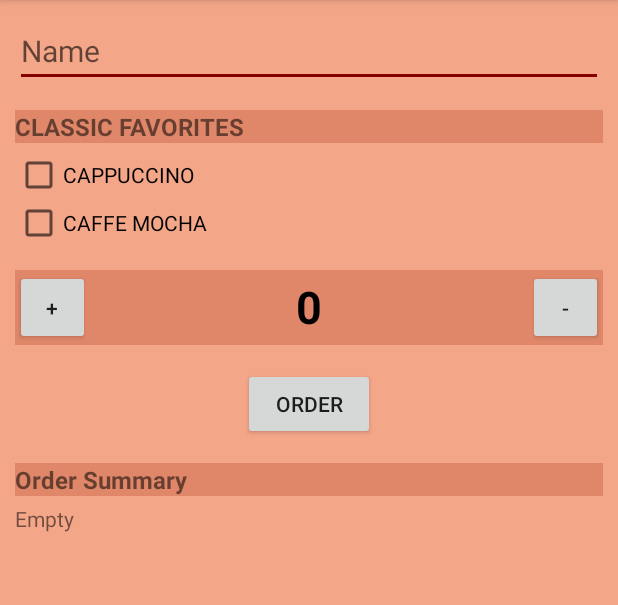
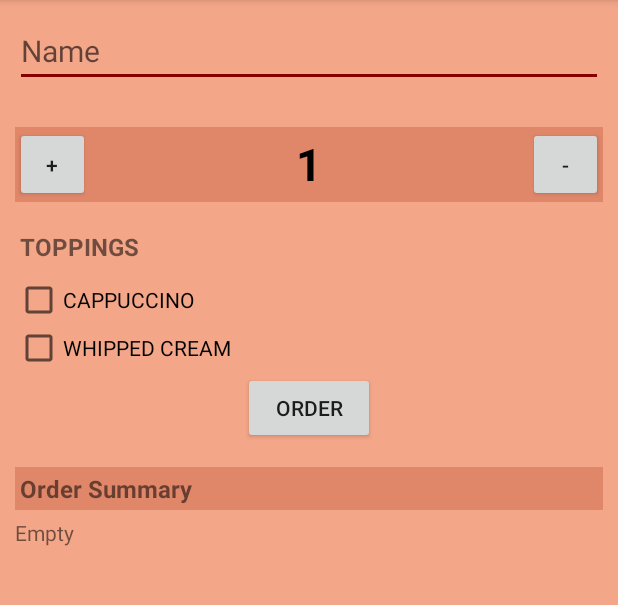
Before and after one commit to adityagalande/android-coffeeOrder, an Android app: the screen it shows after launch (MainActivity), on a phone screen of 412 x 824 dp, the part 84-689 px from its top. Run offline under Robolectric (Android 15) with nearby library versions, the phone set to English and light mode, and no system bars.

Commit message:
activity_main.xml

```diff
--- a/app/src/main/res/layout/activity_main.xml
+++ b/app/src/main/res/layout/activity_main.xml
@@ -10,6 +10,7 @@
     <ScrollView
         android:layout_width="match_parent"
         android:layout_height="match_parent"
+        android:orientation="vertical"
         app:layout_constraintBottom_toBottomOf="parent"
         app:layout_constraintEnd_toEndOf="parent"
         app:layout_constraintStart_toStartOf="parent"
@@ -35,36 +36,11 @@
                 android:inputType="textCapWords"
                 android:textSize="20sp" />
 
-            <TextView
-                android:layout_width="match_parent"
-                android:layout_height="wrap_content"
-                android:layout_marginBottom="5dp"
-                android:background="#e0876a"
-                android:text="@string/classic_favorites"
-                android:textAllCaps="true"
-                android:textSize="16sp"
-                android:textStyle="bold" />
-
-            <CheckBox
-                android:id="@+id/cappuccino"
-                android:layout_width="match_parent"
-                android:layout_height="wrap_content"
-                android:text="@string/cappuccino"
-                android:textAllCaps="true" />
-
-            <CheckBox
-                android:id="@+id/caffeMocha"
-                android:layout_width="match_parent"
-                android:layout_height="wrap_content"
-                android:text="@string/caffe_mocha"
-                android:textAllCaps="true" />
-
-
             <LinearLayout
                 android:id="@+id/linearLayout"
                 android:layout_width="match_parent"
                 android:layout_height="50dp"
-                android:layout_marginTop="15dp"
+                android:layout_marginTop="11dp"
                 android:layout_marginBottom="15dp"
                 android:background="#e0876a"
                 android:orientation="horizontal"
@@ -86,7 +62,7 @@
                     android:layout_weight="1"
                     android:gravity="center_horizontal"
                     android:padding="4dp"
-                    android:text="@string/_0"
+                    android:text="@string/_1"
                     android:textColor="#000000"
                     android:textSize="30sp"
                     android:textStyle="bold" />
@@ -99,6 +75,29 @@
                     android:text="@string/minus" />
             </LinearLayout>
 
+            <TextView
+                style="@style/CustomText"
+                android:layout_width="match_parent"
+                android:layout_height="wrap_content"
+                android:layout_marginBottom="5dp"
+                android:text="@string/toppings"
+                android:textAllCaps="true" />
+
+            <CheckBox
+                android:id="@+id/cappuccino"
+                android:layout_width="match_parent"
+                android:layout_height="wrap_content"
+                android:text="@string/cappuccino"
+                android:textAllCaps="true" />
+
+            <CheckBox
+                android:id="@+id/whippedCream"
+                android:layout_width="match_parent"
+                android:layout_height="wrap_content"
+                android:text="@string/whipped_cream"
+                android:textAllCaps="true" />
+
+
             <Button
                 android:id="@+id/button3"
                 android:layout_width="wrap_content"
@@ -109,13 +108,12 @@
                 android:text="@string/order" />
 
             <TextView
+                style="@style/CustomText"
                 android:layout_width="match_parent"
                 android:layout_height="wrap_content"
                 android:layout_marginBottom="5dp"
                 android:background="#e0876a"
-                android:text="@string/order_summary"
-                android:textSize="16sp"
-                android:textStyle="bold" />
+                android:text="@string/order_summary" />
 
             <TextView
                 android:id="@+id/price_textView"
```
